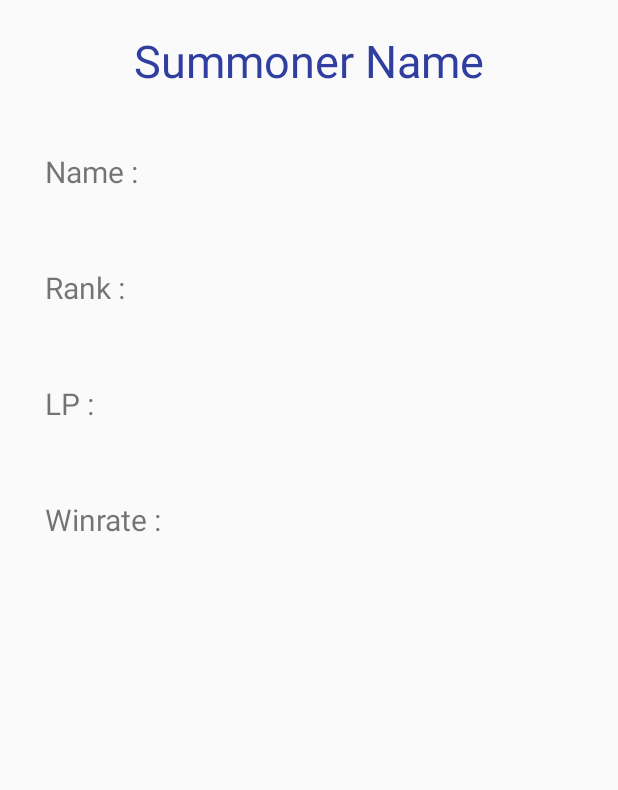
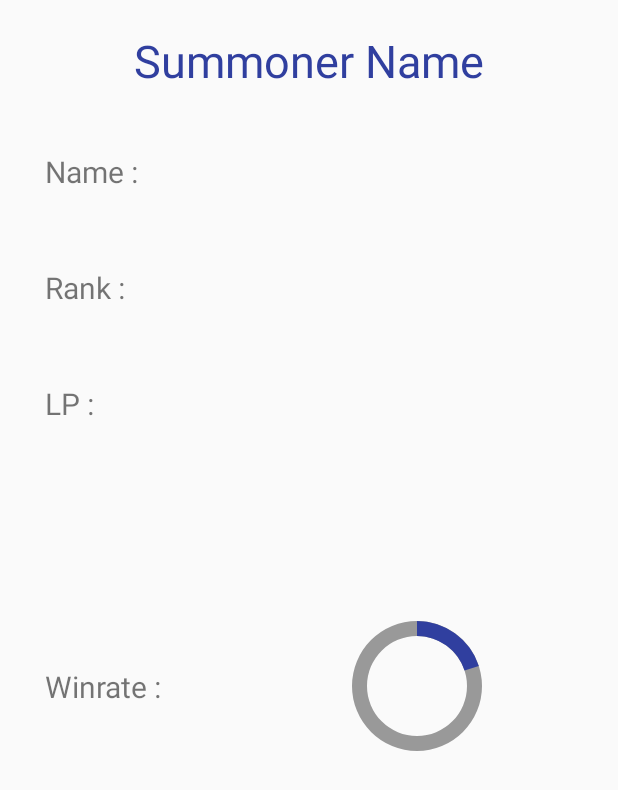
Before and after one commit to aminesghir/LeagueHelper, an Android app: the layout activity_summoner_stats.xml on its own in the app's theme, with its tools: preview values and no code run, on a phone screen of 412 x 824 dp. Shown: the top 790 px of the screen. Run offline under Robolectric (Android 15) with nearby library versions, the phone set to English and light mode, and no system bars.

Commit message:
draw percentage

```diff
--- a/app/src/main/java/com/aminesghir/leaguehelper/Data/Model/Summoner.java
+++ b/app/src/main/java/com/aminesghir/leaguehelper/Data/Model/Summoner.java
@@ -1,4 +1,6 @@
 package com.aminesghir.leaguehelper.Data.Model;
+
+import java.text.DecimalFormat;
 
 public class Summoner {
 
@@ -72,7 +74,12 @@ public class Summoner {
 
     public void setLevel(int l){ this.level = l; }
 
-    private boolean equals(Summoner s){
+    public boolean equals(Summoner s){
         return (this.id == s.getId());
     }
+
+    public float getWinrate(){
+        float p = (this.getWins() * 100.0f)/(this.getLoses()+this.getWins());
+        return p;
+    }
 }
--- a/app/src/main/java/com/aminesghir/leaguehelper/UI/Adapter/GameSummonerAdapter.java
+++ b/app/src/main/java/com/aminesghir/leaguehelper/UI/Adapter/GameSummonerAdapter.java
@@ -70,7 +70,7 @@ public class GameSummonerAdapter extends BaseAdapter {
 
     @Override
     public long getItemId(int position) {
-        return datasource.get(position).getGame().getCreationDate();
+            return datasource.get(position).getGameId();
     }
 
     @Override
@@ -151,6 +151,8 @@ public class GameSummonerAdapter extends BaseAdapter {
                 } else {
                     view.findViewById(R.id.layout).setBackgroundColor(Color.parseColor("#FFC6C6"));
                 }
+            }else{
+                view.findViewById(R.id.layout).setBackgroundColor(Color.parseColor("#FFFFCC"));
             }
         }
     }
--- a/app/src/main/java/com/aminesghir/leaguehelper/UI/SummonerStatsActivity.java
+++ b/app/src/main/java/com/aminesghir/leaguehelper/UI/SummonerStatsActivity.java
@@ -6,6 +6,7 @@ import android.support.v7.app.AppCompatActivity;
 import android.os.Bundle;
 import android.view.View;
 import android.widget.Button;
+import android.widget.ProgressBar;
 import android.widget.TextView;
 import android.widget.Toast;
 
@@ -82,7 +83,8 @@ public class SummonerStatsActivity extends AppCompatActivity {
         ((TextView)findViewById(R.id.idTextView)).setText(summoner.getName());
         ((TextView)findViewById(R.id.nameTextView)).setText(summoner.getTier()+ " - " +summoner.getRank());
         ((TextView)findViewById(R.id.levelTextView)).setText(String.valueOf(summoner.getLeaguePoints()));
-        ((TextView)findViewById(R.id.accountIdTextView)).setText(String.valueOf(100*((float)summoner.getWins()/((float)summoner.getLoses()+(float)summoner.getWins())))+ " %");
+        ((ProgressBar)findViewById(R.id.circularProgressbar)).setProgress((int)summoner.getWinrate());
+        ((TextView)findViewById(R.id.accountIdTextView)).setText(String.valueOf(String.valueOf(summoner.getWinrate()).substring(0,4) + "%"));
 
         SummonerDetailActivity.setSummoner(summoner);
         SummonerDetailActivity.setAccountId(summoner.getAccountId());
--- /dev/null
+++ b/app/src/main/res/drawable/circular.xml
@@ -0,0 +1,49 @@
+<?xml version="1.0" encoding="utf-8"?>
+
+<layer-list xmlns:android="http://schemas.android.com/apk/res/android">
+    <item android:id="@android:id/secondaryProgress">
+        <shape
+            android:innerRadiusRatio="6"
+            android:shape="ring"
+            android:thicknessRatio="20.0"
+            android:useLevel="true">
+
+
+            <gradient
+                android:centerColor="#999999"
+                android:endColor="#999999"
+                android:startColor="#999999"
+                android:type="sweep" />
+        </shape>
+    </item>
+
+    <item android:id="@android:id/progress">
+        <rotate
+            android:fromDegrees="270"
+            android:pivotX="50%"
+            android:pivotY="50%"
+            android:toDegrees="270">
+
+            <shape
+                android:innerRadiusRatio="6"
+                android:shape="ring"
+                android:thicknessRatio="20.0"
+                android:useLevel="true">
+
+
+                <rotate
+                    android:fromDegrees="0"
+                    android:pivotX="50%"
+                    android:pivotY="50%"
+                    android:toDegrees="360" />
+
+                <gradient
+                    android:centerColor="@color/colorPrimaryDark"
+                    android:endColor="@color/colorPrimaryDark"
+                    android:startColor="@color/colorPrimaryDark"
+                    android:type="sweep" />
+
+            </shape>
+        </rotate>
+    </item>
+</layer-list>
--- a/app/src/main/res/layout/activity_summoner_stats.xml
+++ b/app/src/main/res/layout/activity_summoner_stats.xml
@@ -122,13 +122,37 @@
                     android:text="Winrate :"
                     android:textSize="20sp" />
 
-                <TextView
-                    android:id="@+id/accountIdTextView"
+                <RelativeLayout
                     android:layout_width="0dp"
-                    android:layout_height="wrap_content"
                     android:layout_weight="2"
-                    android:gravity="center"
-                    android:textSize="20sp" />
+                    android:layout_height="wrap_content">
+
+                    <ProgressBar
+
+                    android:id="@+id/circularProgressbar"
+                    style="?android:attr/progressBarStyleHorizontal"
+                    android:layout_width="200dp"
+                    android:layout_height="200dp"
+                    android:max="100"
+                    android:progress="20"
+                    android:layout_centerInParent="true"
+                    android:progressDrawable="@drawable/circular"
+                    android:secondaryProgress="100"
+                        android:indeterminate="false"
+                        android:indeterminateTintMode="src_atop"
+                        android:indeterminateTint="@color/colorPrimaryDark"
+                    />
+
+                    <TextView
+                        android:id="@+id/accountIdTextView"
+                        android:layout_width="250dp"
+                        android:layout_height="250dp"
+                        android:gravity="center"
+                        android:text=""
+                        android:layout_centerInParent="true"
+                        android:textColor="@color/colorPrimaryDark"
+                        android:textSize="20sp" />
+                </RelativeLayout>
             </LinearLayout>
 
         </LinearLayout>
```
